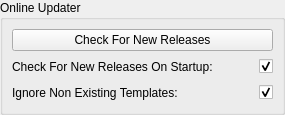
KelSolaar/sIBL_GUI, file src/components/addons/onlineUpdater/ui/Online_Updater.ui: the form before one commit.
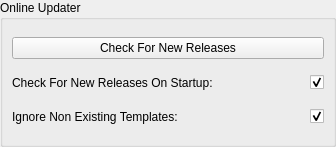
The form after the commit.

Commit message: Update various ui status tips.

What changed in the file:
```diff
--- a/src/components/addons/onlineUpdater/ui/Online_Updater.ui
+++ b/src/components/addons/onlineUpdater/ui/Online_Updater.ui
@@ -2,6 +2,14 @@
 <ui version="4.0">
  <class>Online_Updater_Form</class>
  <widget class="QWidget" name="Online_Updater_Form">
+  <property name="geometry">
+   <rect>
+    <x>0</x>
+    <y>0</y>
+    <width>336</width>
+    <height>147</height>
+   </rect>
+  </property>
   <property name="windowTitle">
    <string>Form</string>
   </property>
```
Left out of the diff: 4 changed lines with no effect on the pictures. The commit also changes 5 other files.
